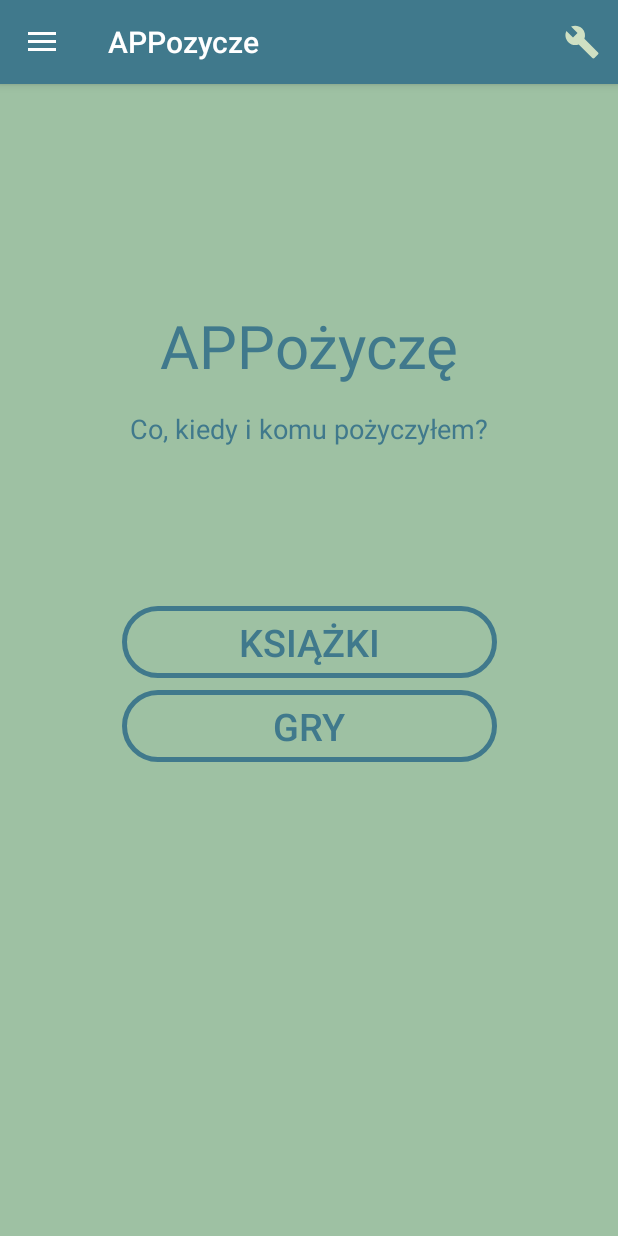
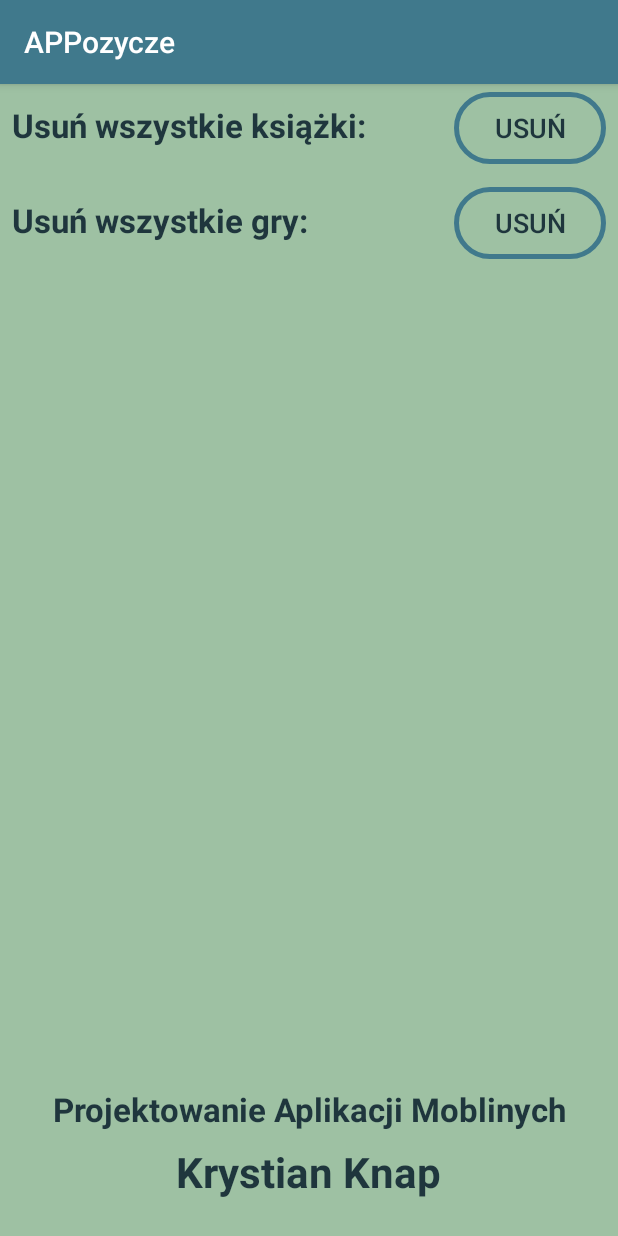
Before and after one commit to Rafi6677/APPozycze---Lending-App-Android, an Android app: the screen it shows after launch (MainActivity before the commit, SettingsActivity after it), after a tap on an icon or button, on a phone screen of 412 x 824 dp. Run offline under Robolectric (Android 15) with nearby library versions, the light colour scheme and no system bars.

Commit message:
SettingsActivity

```diff
--- a/app/src/main/AndroidManifest.xml
+++ b/app/src/main/AndroidManifest.xml
@@ -9,6 +9,8 @@
             android:roundIcon="@mipmap/ic_launcher_round"
             android:supportsRtl="true"
             android:theme="@style/AppTheme">
+        <activity android:name=".activities.SettingsActivity">
+        </activity>
         <activity android:name=".activities.books.EditBookActivity">
             <meta-data
                     android:name="android.support.PARENT_ACTIVITY"
--- a/app/src/main/java/com/example/appozycze/activities/MainActivity.kt
+++ b/app/src/main/java/com/example/appozycze/activities/MainActivity.kt
@@ -59,7 +59,11 @@ class MainActivity : AppCompatActivity(), NavigationView.OnNavigationItemSelecte
 
     override fun onOptionsItemSelected(item: MenuItem): Boolean {
         when (item.itemId) {
-            R.id.action_settings -> return true
+            R.id.action_settings -> {
+                val intent = Intent(this, SettingsActivity::class.java)
+                startActivity(intent)
+                return true
+            }
             else -> return super.onOptionsItemSelected(item)
         }
     }
--- a/app/src/main/java/com/example/appozycze/database/BookDAO.kt
+++ b/app/src/main/java/com/example/appozycze/database/BookDAO.kt
@@ -27,6 +27,12 @@ interface BookDAO {
     @Query("UPDATE BookEntity SET bookTitle = :title, bookAuthor = :author WHERE bookID LIKE :id")
     fun updateBookData(id: Int, title: String, author: String)
 
+    @Query("DELETE FROM BookEntity")
+    fun deleteAllBooks()
+
+    @Query("DELETE FROM GameEntity")
+    fun deleteAllGames()
+
     @Delete
     fun deleteBook(book: BookEntity)
 
--- /dev/null
+++ b/app/src/main/res/layout/activity_settings.xml
@@ -0,0 +1,109 @@
+<?xml version="1.0" encoding="utf-8"?>
+<androidx.constraintlayout.widget.ConstraintLayout
+        xmlns:android="http://schemas.android.com/apk/res/android"
+        xmlns:tools="http://schemas.android.com/tools"
+        xmlns:app="http://schemas.android.com/apk/res-auto"
+        android:layout_width="match_parent"
+        android:layout_height="match_parent"
+        tools:context=".activities.SettingsActivity"
+        android:background="@color/colorCambridgeBlue">
+
+    <LinearLayout
+            android:layout_width="match_parent"
+            android:layout_height="wrap_content"
+            android:orientation="vertical"
+            app:layout_constraintStart_toStartOf="parent"
+            app:layout_constraintTop_toTopOf="parent"
+            app:layout_constraintEnd_toEndOf="parent">
+
+        <LinearLayout
+                android:layout_width="match_parent"
+                android:layout_height="wrap_content"
+                android:orientation="horizontal"
+                android:weightSum="4">
+
+            <TextView
+                    android:id="@+id/deleteBooks_TextViewInfo"
+                    android:layout_width="0dp"
+                    android:layout_height="wrap_content"
+                    android:layout_weight="3"
+                    android:text="Usuń wszystkie książki:"
+                    android:textSize="22sp"
+                    android:textColor="@color/colorGunMetal"
+                    android:textStyle="bold"
+                    android:layout_marginTop="5dp"
+                    android:paddingLeft="8dp"/>
+            <Button
+                    android:id="@+id/deleteAllBooks_Button"
+                    android:layout_width="0dp"
+                    android:layout_height="wrap_content"
+                    android:layout_weight="1"
+                    android:text="Usuń"
+                    android:textColor="@color/colorGunMetal"
+                    android:textSize="18sp"
+                    android:background="@drawable/button_main_menu"
+                    android:layout_marginTop="5dp"
+                    android:layout_marginRight="8dp"/>
+
+        </LinearLayout>
+
+        <LinearLayout
+                android:layout_width="match_parent"
+                android:layout_height="wrap_content"
+                android:orientation="horizontal"
+                android:weightSum="4"
+                android:layout_marginTop="10dp">
+
+            <TextView
+                    android:id="@+id/deleteGames_TextViewInfo"
+                    android:layout_width="0dp"
+                    android:layout_height="wrap_content"
+                    android:layout_weight="3"
+                    android:text="Usuń wszystkie gry:"
+                    android:textSize="22sp"
+                    android:textColor="@color/colorGunMetal"
+                    android:textStyle="bold"
+                    android:layout_marginTop="5dp"
+                    android:paddingLeft="8dp"/>
+            <Button
+                    android:id="@+id/deleteAllGames_Button"
+                    android:layout_width="0dp"
+                    android:layout_height="wrap_content"
+                    android:layout_weight="1"
+                    android:text="Usuń"
+                    android:textColor="@color/colorGunMetal"
+                    android:textSize="18sp"
+                    android:background="@drawable/button_main_menu"
+                    android:layout_marginTop="5dp"
+                    android:layout_marginRight="8dp"/>
+
+        </LinearLayout>
+
+    </LinearLayout>
+
+    <TextView
+            android:text="Projektowanie Aplikacji Moblinych"
+            android:textSize="22sp"
+            android:textColor="@color/colorGunMetal"
+            android:textStyle="bold"
+            android:layout_width="wrap_content"
+            android:layout_height="wrap_content"
+            android:id="@+id/textView2"
+            app:layout_constraintStart_toStartOf="parent"
+            android:layout_marginStart="8dp"
+            app:layout_constraintEnd_toEndOf="parent"
+            android:layout_marginEnd="8dp"
+            android:layout_marginBottom="8dp"
+            app:layout_constraintBottom_toTopOf="@+id/textView3"/>
+    <TextView
+            android:text="Krystian Knap"
+            android:textSize="28sp"
+            android:textColor="@color/colorGunMetal"
+            android:textStyle="bold"
+            android:layout_width="wrap_content"
+            android:layout_height="wrap_content" android:id="@+id/textView3"
+            android:layout_marginStart="8dp" app:layout_constraintStart_toStartOf="parent"
+            app:layout_constraintEnd_toEndOf="parent" android:layout_marginEnd="8dp"
+            android:layout_marginBottom="24dp" app:layout_constraintBottom_toBottomOf="parent"/>
+
+</androidx.constraintlayout.widget.ConstraintLayout>
```
Also changed, not shown: app/src/main/java/com/example/appozycze/activities/SettingsActivity.kt (added, +49 -0 lines), app/src/main/java/com/example/appozycze/activities/books/BookFilterFragment.kt (deleted, +0 -46 lines), app/src/main/java/com/example/appozycze/activities/books/BooksActivity.kt (+10 -1 lines), app/src/main/res/layout/fragment_book_filter.xml (deleted, +0 -58 lines).
